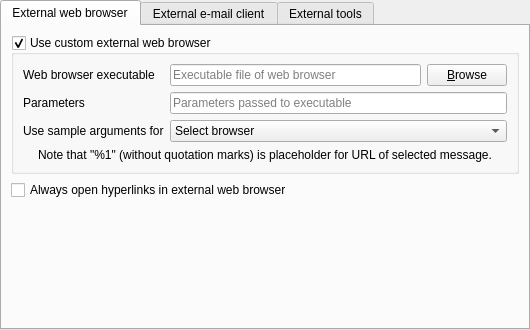
This is src/librssguard/gui/settings/settingsbrowsermail.ui in martinrotter/rssguard as Qt 5 draws it before an edit. The edited form follows.
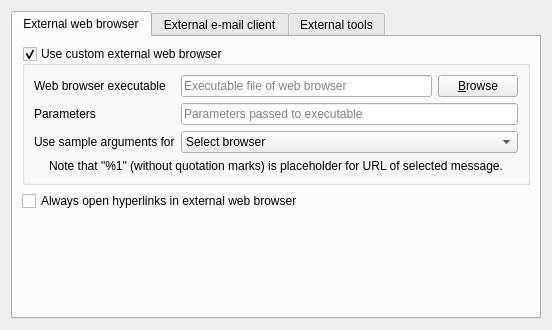
This is the edited form. Custom widgets are drawn as their Qt base class.

Diff of the .ui file:
```diff
--- a/src/librssguard/gui/settings/settingsbrowsermail.ui
+++ b/src/librssguard/gui/settings/settingsbrowsermail.ui
@@ -11,18 +11,6 @@
    </rect>
   </property>
   <layout class="QHBoxLayout" name="horizontalLayout">
-   <property name="leftMargin">
-    <number>0</number>
-   </property>
-   <property name="topMargin">
-    <number>0</number>
-   </property>
-   <property name="rightMargin">
-    <number>0</number>
-   </property>
-   <property name="bottomMargin">
-    <number>0</number>
-   </property>
    <item>
     <widget class="QTabWidget" name="m_tabBrowserProxy">
      <property name="currentIndex">
```
